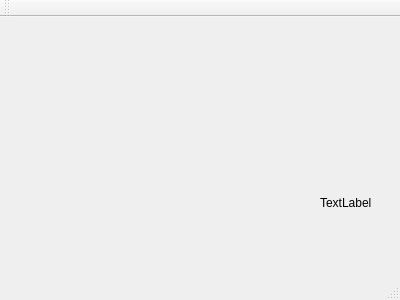
First picture: the form in mainwindow.ui, repository oycq/EagleCar, before the edit.
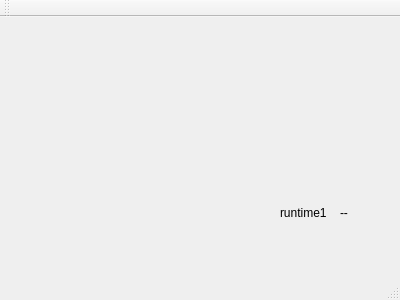
Second picture: the form after the edit.

Commit message: runtime1 gui test ok

Patch:
```diff
--- a/mainwindow.ui
+++ b/mainwindow.ui
@@ -17,14 +17,27 @@
    <widget class="QLabel" name="label">
     <property name="geometry">
      <rect>
-      <x>320</x>
-      <y>180</y>
+      <x>340</x>
+      <y>190</y>
       <width>54</width>
       <height>12</height>
      </rect>
     </property>
     <property name="text">
-     <string>TextLabel</string>
+     <string>--</string>
+    </property>
+   </widget>
+   <widget class="QLabel" name="label_2">
+    <property name="geometry">
+     <rect>
+      <x>280</x>
+      <y>190</y>
+      <width>54</width>
+      <height>12</height>
+     </rect>
+    </property>
+    <property name="text">
+     <string>runtime1</string>
     </property>
    </widget>
   </widget>
```
The commit also changes 4 other files.
